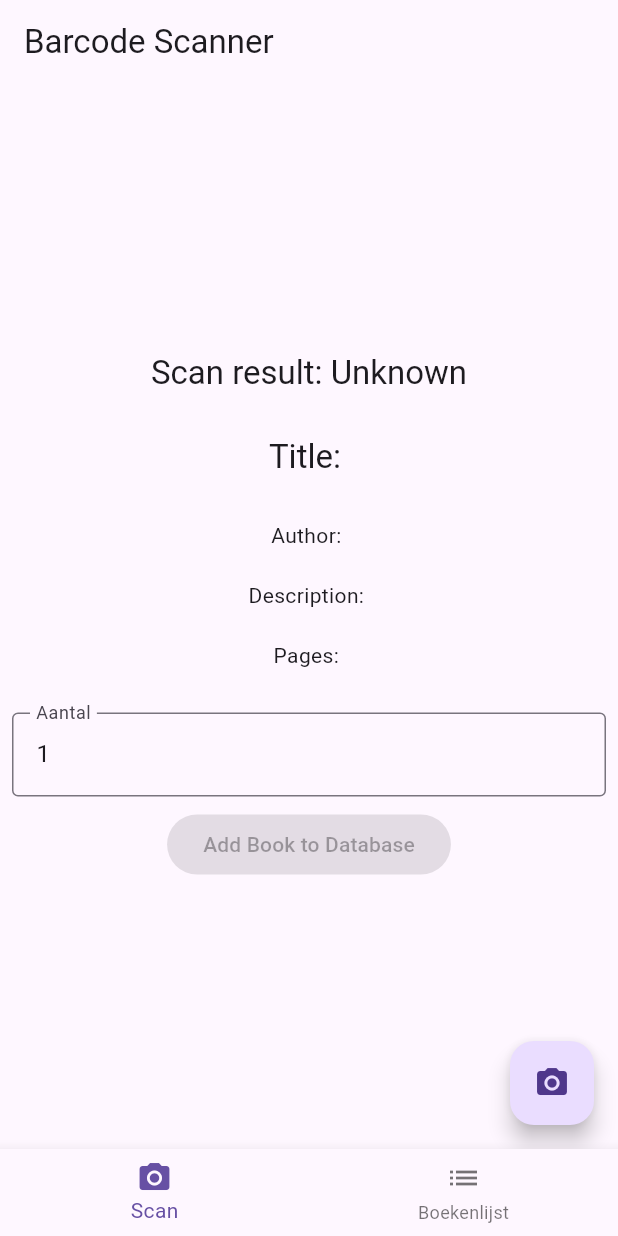
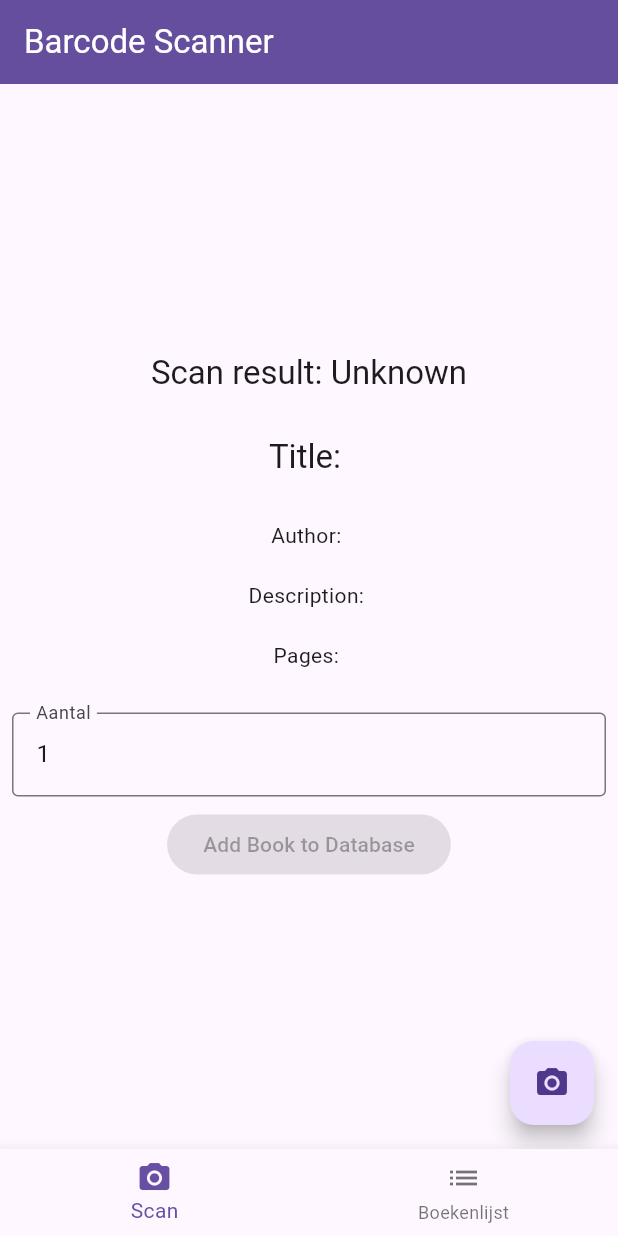
Before and after one commit to MilanMH/bieb, a Flutter app: the screen it shows after launch, on a phone screen of 412 x 824 dp. Run offline on Flutter 3.47's test engine with Material 3 defaults, Android fonts, the phone set to English and light mode, and no system bars; our stand-ins replace image_picker; missing offline and left inert: flutter_barcode_scanner.

Commit message:
feat: changed color appbar

```diff
--- a/lib/main.dart
+++ b/lib/main.dart
@@ -6,7 +6,7 @@ import 'package:http/http.dart' as http;
 import 'package:image_picker/image_picker.dart';
 import 'package:http_parser/http_parser.dart';
 
-const ipurl = 'http://10.0.0.193:3000';
+const ipurl = 'http://10.0.1.68:3000';
 
 void main() => runApp(const MyApp());
 
@@ -168,6 +168,8 @@ class _ScannerPageState extends State<ScannerPage> {
     return Scaffold(
       appBar: AppBar(
         title: const Text('Barcode Scanner'),
+        backgroundColor: const Color(0xFF664E9F),
+        foregroundColor: Colors.white,
       ),
       body: Center(
         child: Column(
```
